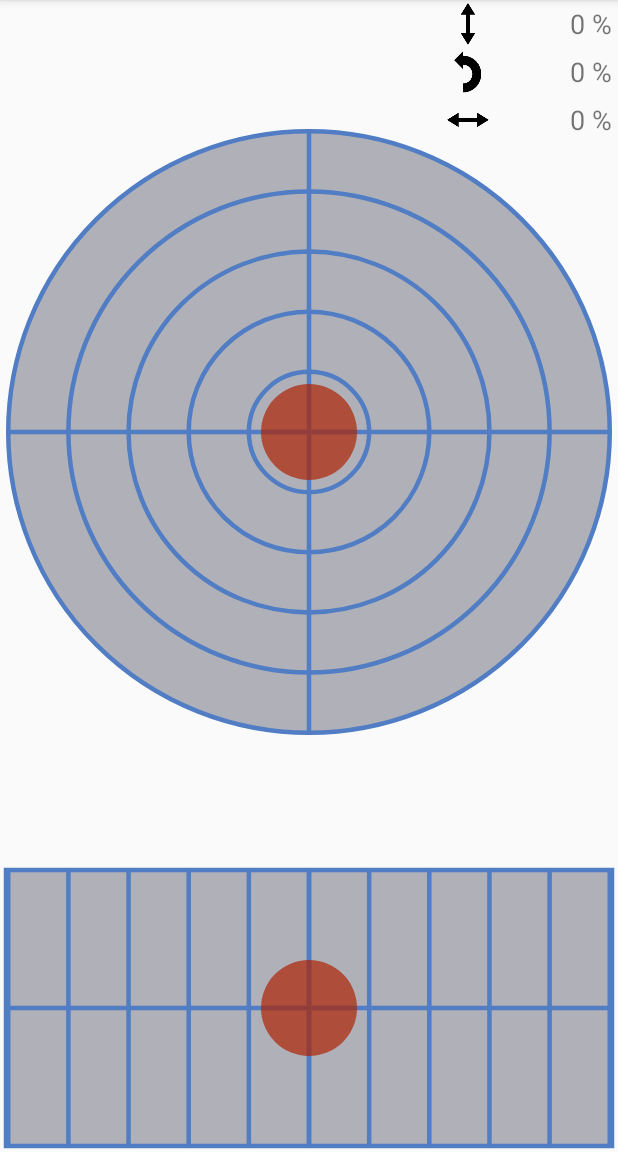
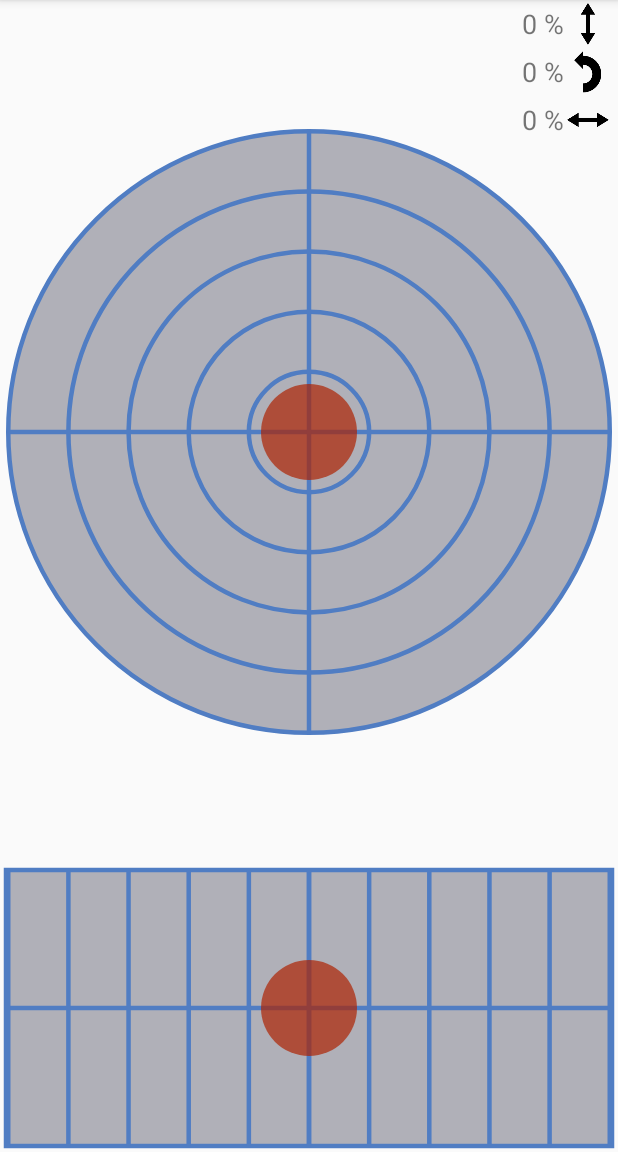
Before and after one commit to cedrocandito/ragnetto-app, an Android app: the screen it shows after launch (RagnettoJoystickActivity), on a phone screen of 412 x 824 dp, the part 84-1236 px from its top. Run offline under Robolectric (Android 15) with nearby library versions, the phone set to English and light mode, and no system bars.

Commit message:
Numbers icons on the right.

```diff
--- a/app/src/main/res/layout/include_numbers.xml
+++ b/app/src/main/res/layout/include_numbers.xml
@@ -12,7 +12,7 @@
         android:id="@+id/txt_speed_forward"
         android:layout_width="@dimen/number_width"
         android:layout_height="wrap_content"
-        android:drawableStart="@drawable/ic_arrow_vertical"
+        android:drawableEnd="@drawable/ic_arrow_vertical"
         android:foregroundTint="#FFFFFF"
         android:gravity="center_vertical|end"
         android:paddingStart="4sp"
@@ -25,7 +25,7 @@
         android:id="@+id/txt_speed_rotation"
         android:layout_width="@dimen/number_width"
         android:layout_height="wrap_content"
-        android:drawableStart="@drawable/ic_arrow_rotation"
+        android:drawableEnd="@drawable/ic_arrow_rotation"
         android:gravity="center_vertical|end"
         android:paddingStart="4sp"
         android:paddingEnd="4sp"
@@ -37,7 +37,7 @@
         android:id="@+id/txt_speed_side"
         android:layout_width="@dimen/number_width"
         android:layout_height="wrap_content"
-        android:drawableStart="@drawable/ic_arrow_horizontal"
+        android:drawableEnd="@drawable/ic_arrow_horizontal"
         android:gravity="center_vertical|end"
         android:paddingStart="4sp"
         android:paddingEnd="4sp"
```
